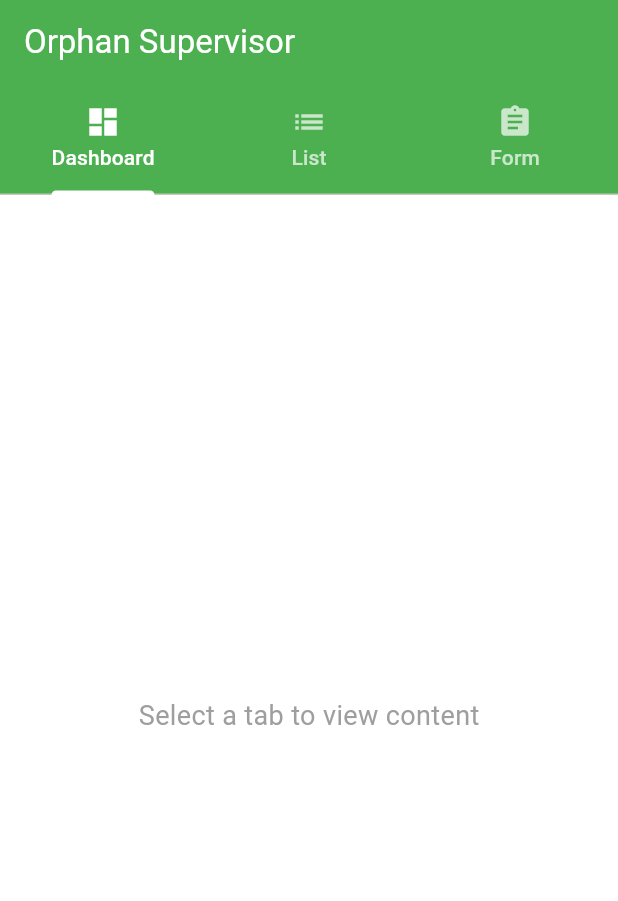
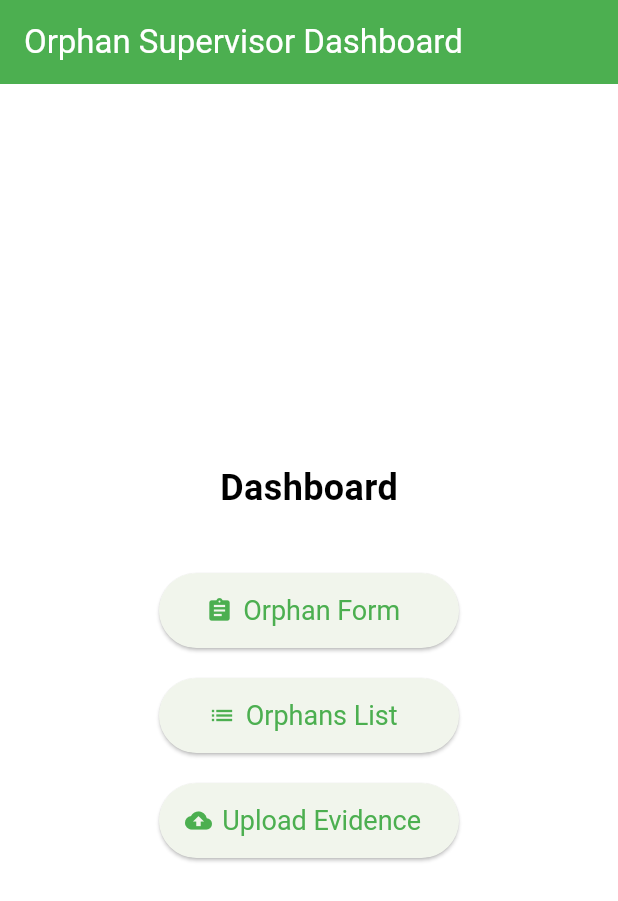
Before and after one commit to Abd-K/supervisor, a Flutter app: the screen it shows after launch, on a phone screen of 412 x 824 dp. Shown: the top 901 px of the screen. Run offline on Flutter 3.47's test engine with Material 3 defaults, Android fonts, the phone set to English and light mode, and no system bars; our stand-ins replace image_picker.

Commit message:
basic upload image as evidence page

```diff
--- /dev/null
+++ b/lib/dashboard_page.dart
@@ -0,0 +1,68 @@
+import 'package:flutter/material.dart';
+import 'orphan_form.dart';
+import 'list_page.dart';
+import 'evidence_upload_page.dart';
+
+class DashboardPage extends StatelessWidget {
+  const DashboardPage({super.key});
+
+  @override
+  Widget build(BuildContext context) {
+    return Center(
+      child: Column(
+        mainAxisAlignment: MainAxisAlignment.center,
+        children: <Widget>[
+          const Text(
+            'Dashboard',
+            style: TextStyle(fontSize: 24, fontWeight: FontWeight.bold),
+          ),
+          const SizedBox(height: 40),
+          ElevatedButton.icon(
+            icon: const Icon(Icons.assignment),
+            label: const Text('Orphan Form'),
+            onPressed: () {
+              Navigator.push(
+                context,
+                MaterialPageRoute(builder: (context) => const OrphanFormPage()),
+              );
+            },
+            style: ElevatedButton.styleFrom(
+              minimumSize: const Size(200, 50),
+              textStyle: const TextStyle(fontSize: 18),
+            ),
+          ),
+          const SizedBox(height: 20),
+          ElevatedButton.icon(
+            icon: const Icon(Icons.list),
+            label: const Text('Orphans List'),
+            onPressed: () {
+              Navigator.push(
+                context,
+                MaterialPageRoute(builder: (context) => const ListPage()),
+              );
+            },
+            style: ElevatedButton.styleFrom(
+              minimumSize: const Size(200, 50),
+              textStyle: const TextStyle(fontSize: 18),
+            ),
+          ),
+          const SizedBox(height: 20),
+          ElevatedButton.icon(
+            icon: const Icon(Icons.cloud_upload),
+            label: const Text('Upload Evidence'),
+            onPressed: () {
+              Navigator.push(
+                context,
+                MaterialPageRoute(builder: (context) => const EvidenceUploadPage()),
+              );
+            },
+            style: ElevatedButton.styleFrom(
+              minimumSize: const Size(200, 50),
+              textStyle: const TextStyle(fontSize: 18),
+            ),
+          ),
+        ],
+      ),
+    );
+  }
+}
--- /dev/null
+++ b/lib/list_page.dart
@@ -0,0 +1,20 @@
+import 'package:flutter/material.dart';
+
+class ListPage extends StatelessWidget {
+  const ListPage({super.key});
+
+  @override
+  Widget build(BuildContext context) {
+    return Scaffold(
+      appBar: AppBar(
+        title: const Text('Orphans List'),
+      ),
+      body: const Center(
+        child: Text(
+          'List of orphans will be displayed here.',
+          style: TextStyle(fontSize: 18),
+        ),
+      ),
+    );
+  }
+}
--- a/lib/main.dart
+++ b/lib/main.dart
@@ -1,5 +1,5 @@
 import 'package:flutter/material.dart';
-import 'orphan_form.dart';
+import 'package:supervisor/dashboard_page.dart';
 
 void main() {
   runApp(const MyApp());
@@ -24,10 +24,6 @@ class MyApp extends StatelessWidget {
           backgroundColor: Colors.green,
           foregroundColor: Colors.white,
         ),
-        tabBarTheme: const TabBarThemeData(
-          labelColor: Colors.white,
-          unselectedLabelColor: Colors.white70,
-        ),
         useMaterial3: true,
       ),
       home: const SupervisorHomePage(),
@@ -35,114 +31,16 @@ class MyApp extends StatelessWidget {
   }
 }
 
-class SupervisorHomePage extends StatefulWidget {
+class SupervisorHomePage extends StatelessWidget {
   const SupervisorHomePage({super.key});
-
-  @override
-  State<SupervisorHomePage> createState() => _SupervisorHomePageState();
-}
-
-class _SupervisorHomePageState extends State<SupervisorHomePage>
-    with SingleTickerProviderStateMixin {
-  late TabController _tabController;
-  int _currentIndex = -1; // Start with no tab selected
-
-  @override
-  void initState() {
-    super.initState();
-    _tabController = TabController(length: 3, vsync: this);
-    // Don't set an initial index, keeping tabs collapsed
-  }
-
-  @override
-  void dispose() {
-    _tabController.dispose();
-    super.dispose();
-  }
 
   @override
   Widget build(BuildContext context) {
     return Scaffold(
       appBar: AppBar(
-        title: const Text('Orphan Supervisor'),
-        bottom: TabBar(
-          controller: _tabController,
-          onTap: (index) {
-            setState(() {
-              _currentIndex = index;
-            });
-          },
-          tabs: const [
-            Tab(
-              icon: Icon(Icons.dashboard),
-              text: 'Dashboard',
-            ),
-            Tab(
-              icon: Icon(Icons.list),
-              text: 'List',
-            ),
-            Tab(
-              icon: Icon(Icons.assignment),
-              text: 'Form',
-            ),
-          ],
-        ),
+        title: const Text('Orphan Supervisor Dashboard'),
       ),
-      body: _currentIndex == -1
-        ? const Center(
-            child: Text(
-              'Select a tab to view content',
-              style: TextStyle(fontSize: 18, color: Colors.grey),
-            ),
-          )
-        : TabBarView(
-            controller: _tabController,
-            children: const [
-              DashboardTab(),
-              ListTab(),
-              FormTab(),
-            ],
-          ),
+      body: const DashboardPage(),
     );
   }
 }
-
-// Placeholder widgets for each tab
-class DashboardTab extends StatelessWidget {
-  const DashboardTab({super.key});
-
-  @override
-  Widget build(BuildContext context) {
-    return const Center(
-      child: Text(
-        'Dashboard Tab\nContent will be built here',
-        textAlign: TextAlign.center,
-        style: TextStyle(fontSize: 18),
-      ),
-    );
-  }
-}
-
-class ListTab extends StatelessWidget {
-  const ListTab({super.key});
-
-  @override
-  Widget build(BuildContext context) {
-    return const Center(
-      child: Text(
-        'List Tab\nContent will be built here',
-        textAlign: TextAlign.center,
-        style: TextStyle(fontSize: 18),
-      ),
-    );
-  }
-}
-
-class FormTab extends StatelessWidget {
-  const FormTab({super.key});
-
-  @override
-  Widget build(BuildContext context) {
-    return const OrphanForm();
-  }
-}
```
Also changed, not shown: lib/evidence_upload_page.dart (added, +86 -0 lines), lib/orphan_form.dart (+14 -0 lines), pubspec.yaml (+4 -3 lines), pubspec.lock, 1 other file.
